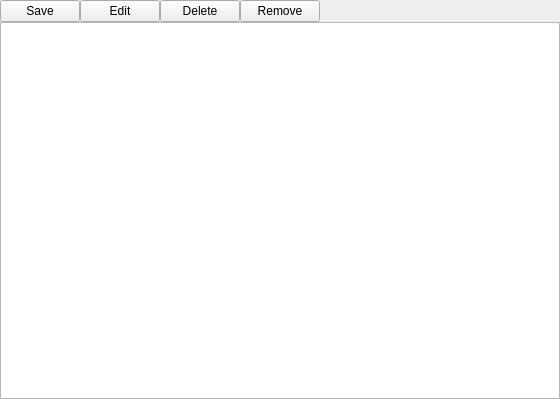
This is src/library/relations/dlgrelations.ui in Eve00000/mixxx as Qt 5 draws it before an edit. The edited form follows.
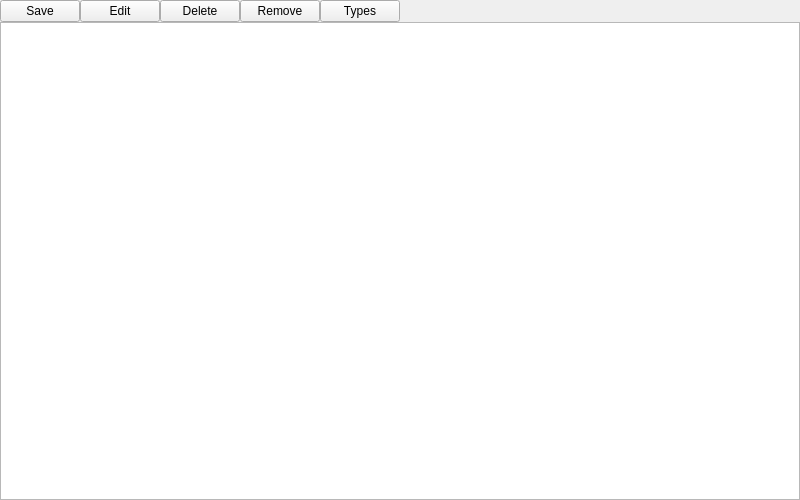
This is the edited form.

What changed in the file:
```diff
--- a/src/library/relations/dlgrelations.ui
+++ b/src/library/relations/dlgrelations.ui
@@ -6,8 +6,8 @@
       <rect>
         <x>0</x>
         <y>0</y>
-        <width>560</width>
-        <height>399</height>
+        <width>800</width>
+        <height>500</height>
       </rect>
     </property>
     <property name="windowTitle">
@@ -99,6 +99,19 @@
                 </property>
               </widget>
             </item>
+            <item>
+              <widget class="QPushButton" name="pushButtonTypes">
+                <property name="focusPolicy">
+                  <enum>Qt::NoFocus</enum>
+                </property>
+                <property name="toolTip">
+                  <string>Rename, merge or delete relation types.</string>
+                </property>
+                <property name="text">
+                  <string>Types</string>
+                </property>
+              </widget>
+            </item>
             <item>
               <spacer name="horizontalSpacer">
                 <property name="orientation">
```
